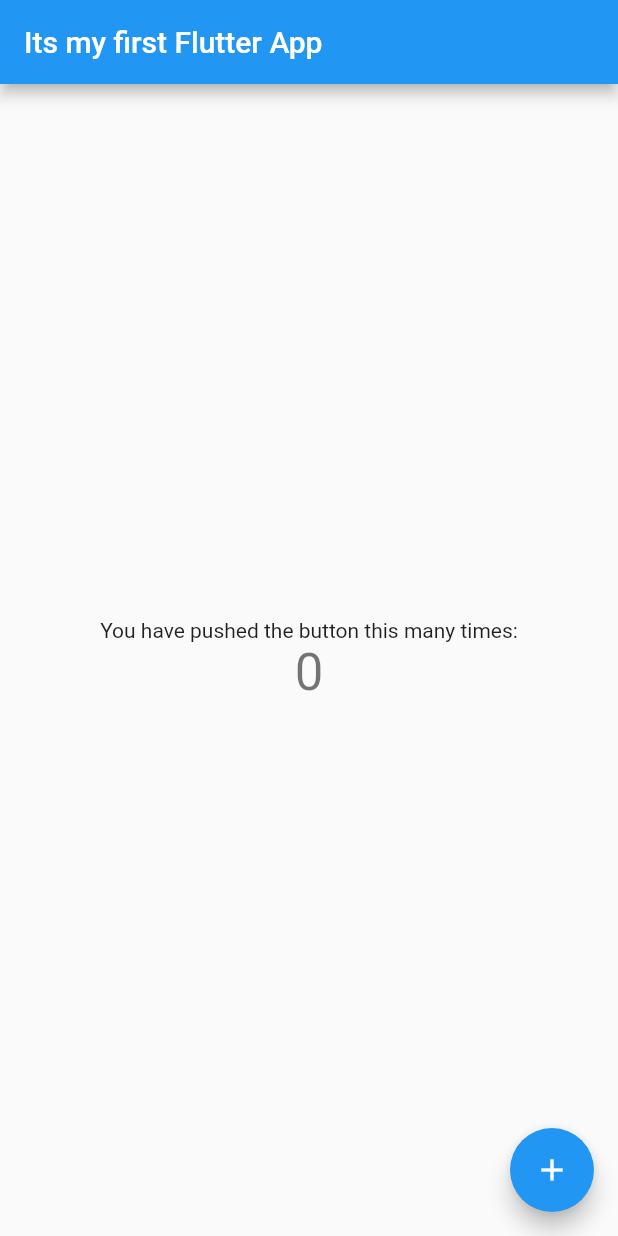
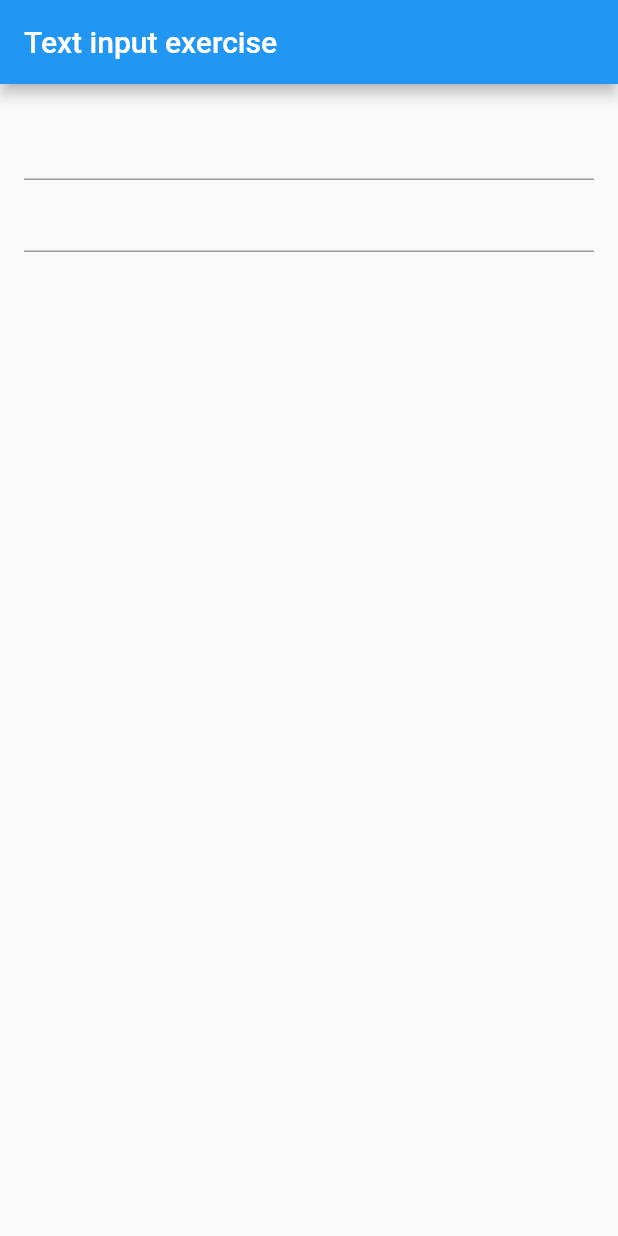
Before and after one commit to holynomad/my-first-flutter-app, a Flutter app: the screen it shows after launch, on a phone screen of 412 x 824 dp. Run offline on Flutter 3.47's test engine with Material 2 defaults, Android fonts, the phone set to English and light mode, and no system bars.

Commit message:
build Text field input exercise

```diff
--- a/lib/main.dart
+++ b/lib/main.dart
@@ -9,8 +9,8 @@ class MyApp extends StatelessWidget {
   @override
   Widget build(BuildContext context) {
     return MaterialApp(
-      title: 'Flutter Demo',
-      theme: ThemeData(
+      title: 'Retrieve Text Input',
+      //theme: ThemeData(
         // This is the theme of your application.
         //
         // Try running your application with "flutter run". You'll see the
@@ -20,47 +20,47 @@ class MyApp extends StatelessWidget {
         // or simply save your changes to "hot reload" in a Flutter IDE).
         // Notice that the counter didn't reset back to zero; the application
         // is not restarted.
-        primarySwatch: Colors.blue,
+        //primarySwatch: Colors.blue,
         // This makes the visual density adapt to the platform that you run
         // the app on. For desktop platforms, the controls will be smaller and
         // closer together (more dense) than on mobile platforms.
-        visualDensity: VisualDensity.adaptivePlatformDensity,
-      ),
-      home: MyHomePage(title: 'It''s my first Flutter App'),
+      //   visualDensity: VisualDensity.adaptivePlatformDensity,
+      // ),
+      home: MyCustomForm(),
     );
   }
 }
 
-class MyHomePage extends StatefulWidget {
-  MyHomePage({Key key, this.title}) : super(key: key);
+class MyCustomForm extends StatefulWidget {
+  @override
+  _MyCustomFormState createState() => _MyCustomFormState();
+}
 
-  // This widget is the home page of your application. It is stateful, meaning
-  // that it has a State object (defined below) that contains fields that affect
-  // how it looks.
 
-  // This class is the configuration for the state. It holds the values (in this
-  // case the title) provided by the parent (in this case the App widget) and
-  // used by the build method of the State. Fields in a Widget subclass are
-  // always marked "final".
+class _MyCustomFormState extends State<MyCustomForm> {
 
-  final String title;
+  // text 필드 현재값 가져오기
+  final myController = TextEditingController();
 
   @override
-  _MyHomePageState createState() => _MyHomePageState();
-}
+  void initState() {
 
-class _MyHomePageState extends State<MyHomePage> {
-  int _counter = 0;
+    super.initState();
 
-  void _incrementCounter() {
-    setState(() {
-      // This call to setState tells the Flutter framework that something has
-      // changed in this State, which causes it to rerun the build method below
-      // so that the display can reflect the updated values. If we changed
-      // _counter without calling setState(), then the build method would not be
-      // called again, and so nothing would appear to happen.
-      _counter++;
-    });
+    // addListener로 상태 모니터링
+    myController.addListener(_printLatestValue);
+  }
+
+  @override
+  void dispose() {
+    // 화면 종료시 위젯트리에서 콘트롤러 해제 필요
+    myController.dispose();
+    super.dispose();
+  }
+
+  _printLatestValue() {
+    // 컨트롤러의 text 프로퍼티로 연결된 text 필드에 입력된 값 가져오기
+    print("두 번째 text field : ${myController.text}");
   }
 
   @override
@@ -75,9 +75,10 @@ class _MyHomePageState extends State<MyHomePage> {
       appBar: AppBar(
         // Here we take the value from the MyHomePage object that was created by
         // the App.build method, and use it to set our appbar title.
-        title: Text(widget.title),
+        title: Text("Text input exercise"),
       ),
-      body: Center(
+      body: Padding(
+        padding: const EdgeInsets.all(16.0),
         // Center is a layout widget. It takes a single child and positions it
         // in the middle of the parent.
         child: Column(
@@ -95,23 +96,19 @@ class _MyHomePageState extends State<MyHomePage> {
           // center the children vertically; the main axis here is the vertical
           // axis because Columns are vertical (the cross axis would be
           // horizontal).
-          mainAxisAlignment: MainAxisAlignment.center,
+          //mainAxisAlignment: MainAxisAlignment.center,
           children: <Widget>[
-            Text(
-              'You have pushed the button this many times:',
+            TextField(
+              onChanged: (text) {
+                print("1st text field : $text");
+              },
             ),
-            Text(
-              '$_counter',
-              style: Theme.of(context).textTheme.headline4,
+            TextField(
+              controller: myController,
             ),
           ],
         ),
       ),
-      floatingActionButton: FloatingActionButton(
-        onPressed: _incrementCounter,
-        tooltip: 'Increment',
-        child: Icon(Icons.add),
-      ), // This trailing comma makes auto-formatting nicer for build methods.
     );
   }
 }
```
